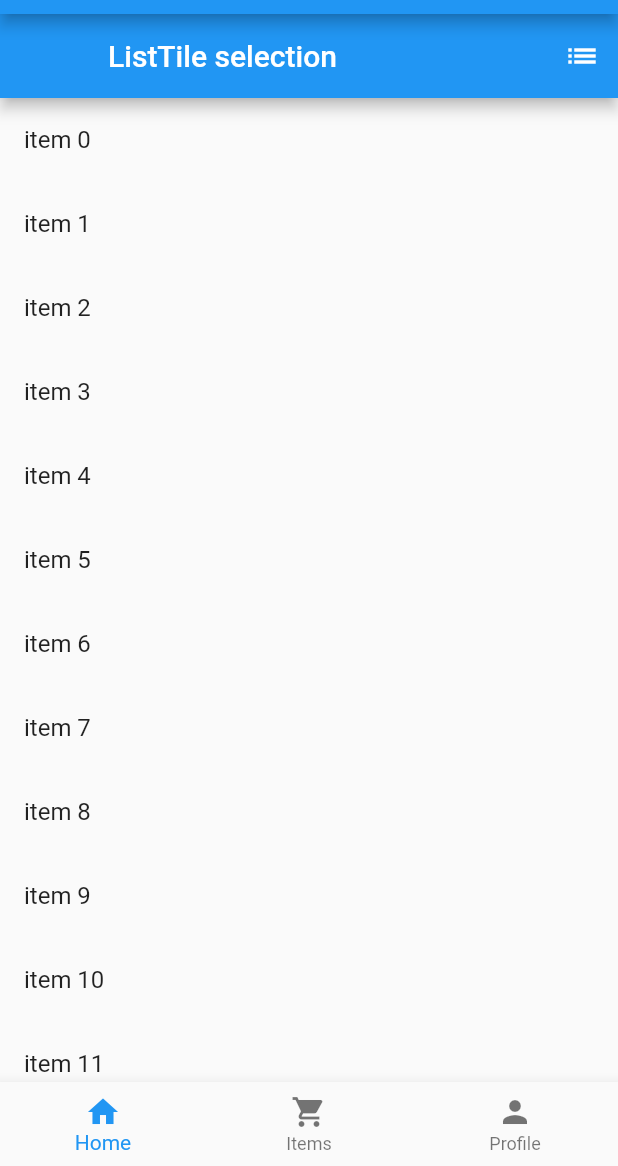
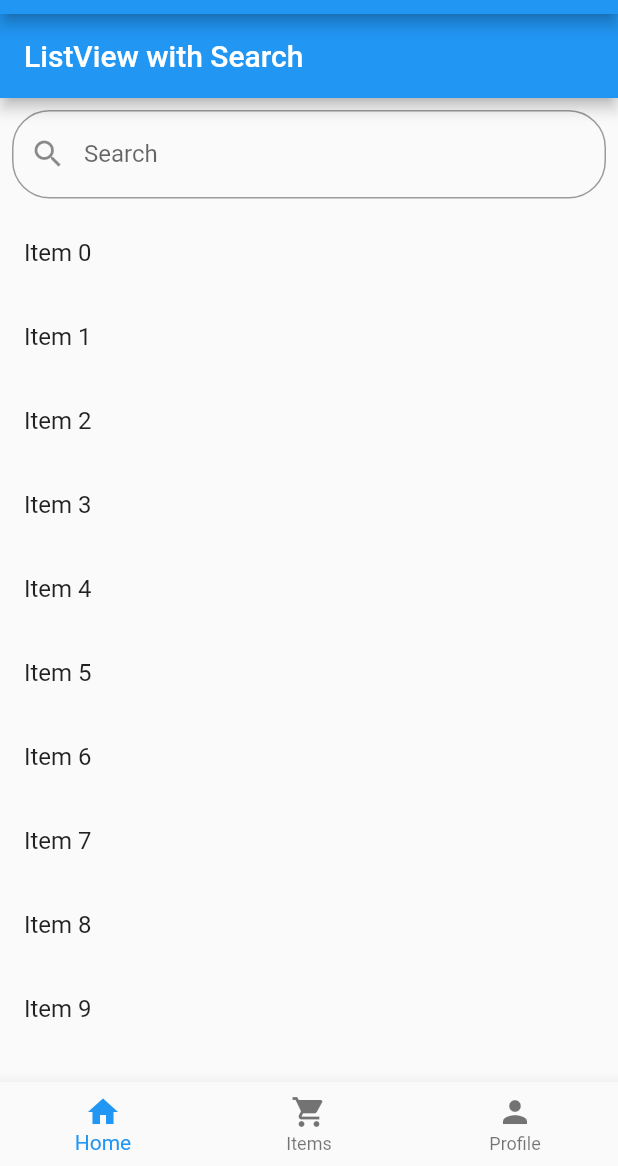
Before and after one commit to akhargha/CloseBuy, a Flutter app: the screen it shows after launch, on a phone screen of 412 x 824 dp, the part 70-1236 px from its top. Run offline on Flutter 3.47's test engine with Material 2 defaults, Android fonts, the phone set to English and light mode, and no system bars.

Commit message:
search + listview

```diff
--- a/src/lib/home_screen.dart
+++ b/src/lib/home_screen.dart
@@ -1,250 +1,86 @@
 import 'package:flutter/material.dart';
 
+void main() => runApp(new HomeScreen());
+
 class HomeScreen extends StatelessWidget {
-  const HomeScreen({super.key});
+  // This widget is the root of your application.
+  @override
+  Widget build(BuildContext context) {
+    return new MaterialApp(
+      title: 'Flutter Demo',
+      theme: new ThemeData(
+        primarySwatch: Colors.blue,
+      ),
+      home: new MyHomePage(title: 'ListView with Search'),
+    );
+  }
+}
 
+class MyHomePage extends StatefulWidget {
+  MyHomePage({Key? key, required this.title}) : super(key: key);
+  final String title;
 
   @override
-  Widget build(BuildContext context) {
-    return Scaffold(
-      body: ListTileSelectExample(),
-      // body: SearchBar(),
-    );
-  }
-
-
-}
-class ListTileSelectExample extends StatefulWidget {
-  const ListTileSelectExample({super.key});
-
-  @override
-  ListTileSelectExampleState createState() => ListTileSelectExampleState();
+  _MyHomePageState createState() => new _MyHomePageState();
 }
 
-class ListTileSelectExampleState extends State<ListTileSelectExample> {
-  bool isSelectionMode = false;
-  final int listLength = 30;
-  late List<bool> _selected;
-  bool _selectAll = false;
-  bool _isGridMode = false;
+class _MyHomePageState extends State<MyHomePage> {
+  TextEditingController editingController = TextEditingController();
+
+  final duplicateItems = List<String>.generate(10000, (i) => "Item $i");
+  var items = <String>[];
 
   @override
   void initState() {
+    items = duplicateItems;
     super.initState();
-    initializeSelection();
   }
 
-  void initializeSelection() {
-    _selected = List<bool>.generate(listLength, (_) => false);
-  }
-
-  @override
-  void dispose() {
-    _selected.clear();
-    super.dispose();
+  void filterSearchResults(String query) {
+    setState(() {
+      items = duplicateItems
+          .where((item) => item.toLowerCase().contains(query.toLowerCase()))
+          .toList();
+    });
   }
 
   @override
   Widget build(BuildContext context) {
-    return Scaffold(
-        appBar: AppBar(
-          title: const Text(
-            'ListTile selection',
-          ),
-          leading: isSelectionMode
-              ? IconButton(
-            icon: const Icon(Icons.close),
-            onPressed: () {
-              setState(() {
-                isSelectionMode = false;
-              });
-              initializeSelection();
-            },
-          )
-              : const SizedBox(),
-          actions: <Widget>[
-            if (_isGridMode)
-              IconButton(
-                icon: const Icon(Icons.grid_on),
-                onPressed: () {
-                  setState(() {
-                    _isGridMode = false;
-                  });
+    return new Scaffold(
+      appBar: new AppBar(
+        title: new Text(widget.title),
+      ),
+      body: Container(
+        child: Column(
+          children: <Widget>[
+            Padding(
+              padding: const EdgeInsets.all(8.0),
+              child: TextField(
+                onChanged: (value) {
+                  filterSearchResults(value);
                 },
-              )
-            else
-              IconButton(
-                icon: const Icon(Icons.list),
-                onPressed: () {
-                  setState(() {
-                    _isGridMode = true;
-                  });
+                controller: editingController,
+                decoration: InputDecoration(
+                    labelText: "Search",
+                    hintText: "Search",
+                    prefixIcon: Icon(Icons.search),
+                    border: OutlineInputBorder(
+                        borderRadius: BorderRadius.all(Radius.circular(25.0)))),
+              ),
+            ),
+            Expanded(
+              child: ListView.builder(
+                shrinkWrap: true,
+                itemCount: items.length,
+                itemBuilder: (context, index) {
+                  return ListTile(
+                    title: Text('${items[index]}'),
+                  );
                 },
               ),
-            if (isSelectionMode)
-              TextButton(
-                  child: !_selectAll
-                      ? const Text(
-                    'select all',
-                    style: TextStyle(color: Colors.white),
-                  )
-                      : const Text(
-                    'unselect all',
-                    style: TextStyle(color: Colors.white),
-                  ),
-                  onPressed: () {
-                    _selectAll = !_selectAll;
-                    setState(() {
-                      _selected =
-                      List<bool>.generate(listLength, (_) => _selectAll);
-                    });
-                  }),
+            ),
           ],
         ),
-        body: _isGridMode
-            ? GridBuilder(
-          isSelectionMode: isSelectionMode,
-          selectedList: _selected,
-          onSelectionChange: (bool x) {
-            setState(() {
-              isSelectionMode = x;
-            });
-          },
-        )
-            : ListBuilder(
-          isSelectionMode: isSelectionMode,
-          selectedList: _selected,
-          onSelectionChange: (bool x) {
-            setState(() {
-              isSelectionMode = x;
-            });
-          },
-        ));
-  }
-}
-
-class GridBuilder extends StatefulWidget {
-  const GridBuilder({
-    super.key,
-    required this.selectedList,
-    required this.isSelectionMode,
-    required this.onSelectionChange,
-  });
-
-  final bool isSelectionMode;
-  final Function(bool)? onSelectionChange;
-  final List<bool> selectedList;
-
-  @override
-  GridBuilderState createState() => GridBuilderState();
-}
-
-class GridBuilderState extends State<GridBuilder> {
-  void _toggle(int index) {
-    if (widget.isSelectionMode) {
-      setState(() {
-        widget.selectedList[index] = !widget.selectedList[index];
-      });
-    }
-  }
-
-  @override
-  Widget build(BuildContext context) {
-    return GridView.builder(
-        itemCount: widget.selectedList.length,
-        gridDelegate:
-        const SliverGridDelegateWithFixedCrossAxisCount(crossAxisCount: 2),
-        itemBuilder: (_, int index) {
-          return InkWell(
-            onTap: () => _toggle(index),
-            onLongPress: () {
-              if (!widget.isSelectionMode) {
-                setState(() {
-                  widget.selectedList[index] = true;
-                });
-                widget.onSelectionChange!(true);
-              }
-            },
-            child: GridTile(
-                child: Container(
-                  child: widget.isSelectionMode
-                      ? Checkbox(
-                      onChanged: (bool? x) => _toggle(index),
-                      value: widget.selectedList[index])
-                      : const Icon(Icons.image),
-                )),
-          );
-        });
-  }
-}
-
-class ListBuilder extends StatefulWidget {
-  const ListBuilder({
-    super.key,
-    required this.selectedList,
-    required this.isSelectionMode,
-    required this.onSelectionChange,
-  });
-
-  final bool isSelectionMode;
-  final List<bool> selectedList;
-  final Function(bool)? onSelectionChange;
-
-  @override
-  State<ListBuilder> createState() => _ListBuilderState();
-}
-
-class _ListBuilderState extends State<ListBuilder> {
-  void _toggle(int index) {
-    if (widget.isSelectionMode) {
-      setState(() {
-        widget.selectedList[index] = !widget.selectedList[index];
-      });
-    }
-  }
-
-  @override
-  Widget build(BuildContext context) {
-    return ListView.builder(
-        itemCount: widget.selectedList.length,
-        itemBuilder: (_, int index) {
-          return ListTile(
-              onTap: () => _toggle(index),
-              onLongPress: () {
-                if (!widget.isSelectionMode) {
-                  setState(() {
-                    widget.selectedList[index] = true;
-                  });
-                  widget.onSelectionChange!(true);
-                }
-              },
-              trailing: widget.isSelectionMode
-                  ? Checkbox(
-                value: widget.selectedList[index],
-                onChanged: (bool? x) => _toggle(index),
-              )
-                  : const SizedBox.shrink(),
-              title: Text('item $index'));
-        });
-  }
-}
-class SearchBar extends StatefulWidget
-{
-  @override
-  _SearchBarState createState() => _SearchBarState();
-}
-
-
-class _SearchBarState extends State<SearchBar> {
-  final TextEditingController _searchController = TextEditingController();
-
-  @override
-  Widget build(BuildContext context) {
-    return TextField(
-      controller: _searchController,
-      decoration: InputDecoration(
-          hintText: 'Search...',
-          prefixIcon: Icon(Icons.search)
       ),
     );
   }
```
